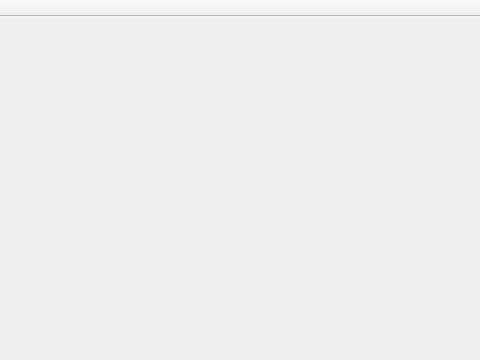
Old version of the form project/mainwindow.ui in the repository tp2013/cplusplus; both pictures show x 99 to 579 and y 0 to 360 of the 579 by 445 pixel window.
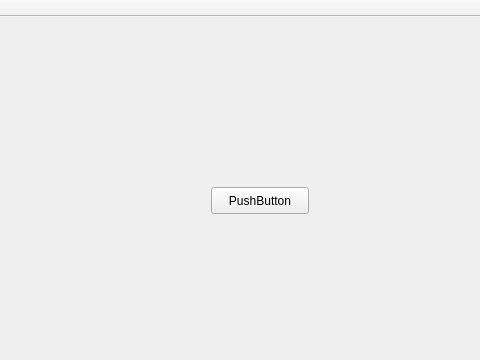
New version of the form.

```diff
--- a/project/mainwindow.ui
+++ b/project/mainwindow.ui
@@ -13,7 +13,21 @@
   <property name="windowTitle">
    <string>MainWindow</string>
   </property>
-  <widget class="QWidget" name="centralWidget"/>
+  <widget class="QWidget" name="centralWidget">
+   <widget class="QPushButton" name="pushButton">
+    <property name="geometry">
+     <rect>
+      <x>310</x>
+      <y>170</y>
+      <width>98</width>
+      <height>27</height>
+     </rect>
+    </property>
+    <property name="text">
+     <string>PushButton</string>
+    </property>
+   </widget>
+  </widget>
   <widget class="QMenuBar" name="menuBar">
    <property name="geometry">
     <rect>
```
